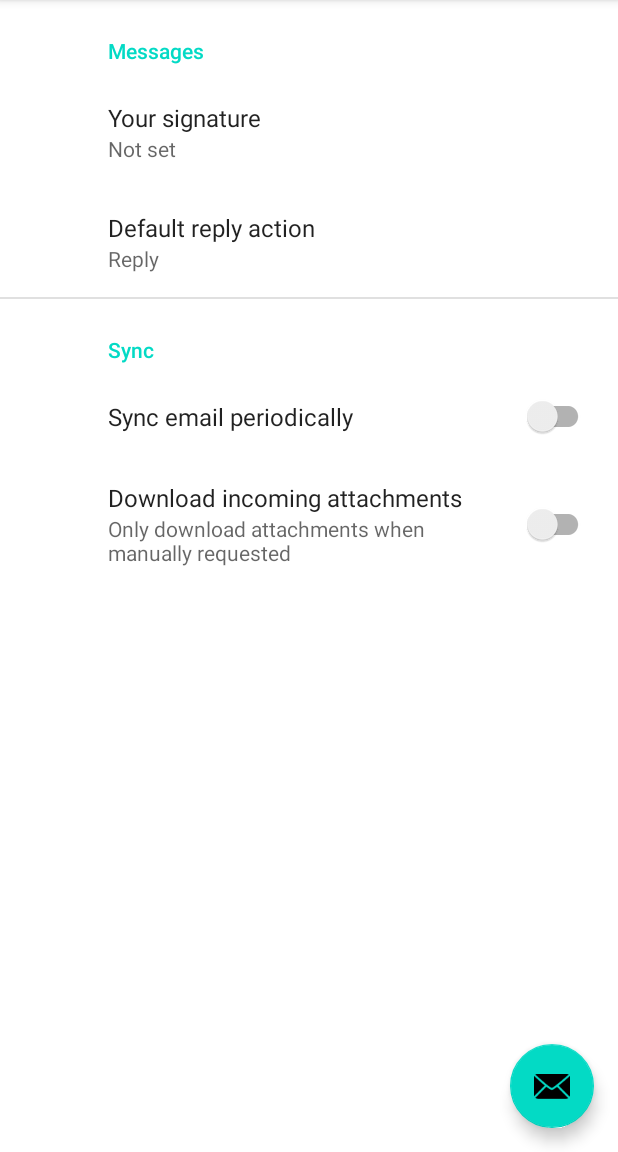
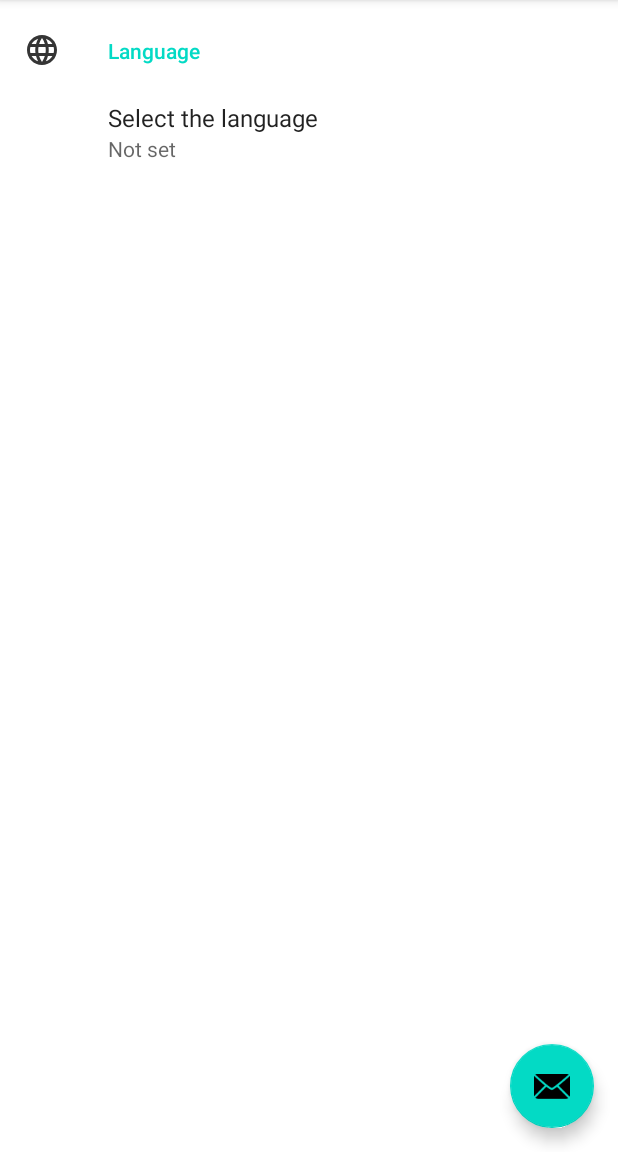
Before and after one commit to PrzemyslawSalek/remote_controller, an Android app: the SettingsFragment screen opened through its navigation route, on a phone screen of 412 x 824 dp, the part 84-1236 px from its top. Run offline under Robolectric (Android 15) with nearby library versions, the phone set to English and light mode, and no system bars; our stand-ins replace androidx.preference, navigation-ui.

Commit message:
settings xml

```diff
--- /dev/null
+++ b/app/app/src/main/res/drawable/ic_baseline_language_24.xml
@@ -0,0 +1,5 @@
+<vector android:height="24dp" android:tint="@color/settings_icons"
+    android:viewportHeight="24" android:viewportWidth="24"
+    android:width="24dp" xmlns:android="http://schemas.android.com/apk/res/android">
+    <path android:fillColor="@android:color/white" android:pathData="M11.99,2C6.47,2 2,6.48 2,12s4.47,10 9.99,10C17.52,22 22,17.52 22,12S17.52,2 11.99,2zM18.92,8h-2.95c-0.32,-1.25 -0.78,-2.45 -1.38,-3.56 1.84,0.63 3.37,1.91 4.33,3.56zM12,4.04c0.83,1.2 1.48,2.53 1.91,3.96h-3.82c0.43,-1.43 1.08,-2.76 1.91,-3.96zM4.26,14C4.1,13.36 4,12.69 4,12s0.1,-1.36 0.26,-2h3.38c-0.08,0.66 -0.14,1.32 -0.14,2 0,0.68 0.06,1.34 0.14,2L4.26,14zM5.08,16h2.95c0.32,1.25 0.78,2.45 1.38,3.56 -1.84,-0.63 -3.37,-1.9 -4.33,-3.56zM8.03,8L5.08,8c0.96,-1.66 2.49,-2.93 4.33,-3.56C8.81,5.55 8.35,6.75 8.03,8zM12,19.96c-0.83,-1.2 -1.48,-2.53 -1.91,-3.96h3.82c-0.43,1.43 -1.08,2.76 -1.91,3.96zM14.34,14L9.66,14c-0.09,-0.66 -0.16,-1.32 -0.16,-2 0,-0.68 0.07,-1.35 0.16,-2h4.68c0.09,0.65 0.16,1.32 0.16,2 0,0.68 -0.07,1.34 -0.16,2zM14.59,19.56c0.6,-1.11 1.06,-2.31 1.38,-3.56h2.95c-0.96,1.65 -2.49,2.93 -4.33,3.56zM16.36,14c0.08,-0.66 0.14,-1.32 0.14,-2 0,-0.68 -0.06,-1.34 -0.14,-2h3.38c0.16,0.64 0.26,1.31 0.26,2s-0.1,1.36 -0.26,2h-3.38z"/>
+</vector>
--- a/app/app/src/main/res/values/arrays.xml
+++ b/app/app/src/main/res/values/arrays.xml
@@ -1,12 +1,25 @@
 <resources>
-    <!-- Reply Preference -->
-    <string-array name="reply_entries">
-        <item>Reply</item>
-        <item>Reply to all</item>
+
+    <string-array name="language_entries">
+        <item>@string/english_entries</item>
+        <item>@string/polish_entries</item>
     </string-array>
 
-    <string-array name="reply_values">
-        <item>reply</item>
-        <item>reply_all</item>
+    <string-array name="language_values">
+        <item>@string/english_values</item>
+        <item>@string/polish_values</item>
     </string-array>
+
+
+    <!-- Reply Preference -->
+<!--    <string-array name="reply_entries">-->
+<!--        <item>Reply</item>-->
+<!--        <item>Reply to all</item>-->
+<!--    </string-array>-->
+
+<!--    <string-array name="reply_values">-->
+<!--        <item>reply</item>-->
+<!--        <item>reply_all</item>-->
+<!--    </string-array>-->
+
 </resources>
--- a/app/app/src/main/res/values/colors.xml
+++ b/app/app/src/main/res/values/colors.xml
@@ -1,5 +1,8 @@
 <?xml version="1.0" encoding="utf-8"?>
 <resources>
+    <color name="settings_icons">#353535</color>
+
+<!--    -->
     <color name="purple_200">#FFBB86FC</color>
     <color name="purple_500">#FF6200EE</color>
     <color name="purple_700">#FF3700B3</color>
--- a/app/app/src/main/res/values/strings.xml
+++ b/app/app/src/main/res/values/strings.xml
@@ -14,19 +14,24 @@
     <string name="id_colon" translatable="false">ID:</string>
     <string name="size_colon">Size:</string>
     <string name="color_colon">Color:</string>
-    <string name="action_language">Language</string>
     <!-- Preference Titles -->
-    <string name="messages_header">Messages</string>
-    <string name="sync_header">Sync</string>
+    <string name="messages_header" translatable="false">Messages</string>
+    <string name="sync_header" translatable="false">Sync</string>
 
     <!-- Messages Preferences -->
-    <string name="signature_title">Your signature</string>
-    <string name="reply_title">Default reply action</string>
+    <string name="signature_title" translatable="false">Your signature</string>
+    <string name="reply_title" translatable="false">Default reply action</string>
 
     <!-- Sync Preferences -->
-    <string name="sync_title">Sync email periodically</string>
-    <string name="attachment_title">Download incoming attachments</string>
-    <string name="attachment_summary_on">Automatically download attachments for incoming emails
+    <string name="sync_title" translatable="false">Sync email periodically</string>
+    <string name="attachment_title" translatable="false">Download incoming attachments</string>
+    <string name="attachment_summary_on" translatable="false">Automatically download attachments for incoming emails
     </string>
-    <string name="attachment_summary_off">Only download attachments when manually requested</string>
+    <string name="attachment_summary_off" translatable="false">Only download attachments when manually requested</string>
+    <string name="language_header">Language</string>
+    <string name="language_title">Select the language</string>
+    <string name="english_entries">English</string>
+    <string name="polish_entries">Polish</string>
+    <string name="english_values">english</string>
+    <string name="polish_values">polish</string>
 </resources>
--- a/app/app/src/main/res/xml/root_preferences.xml
+++ b/app/app/src/main/res/xml/root_preferences.xml
@@ -1,35 +1,48 @@
 <PreferenceScreen xmlns:app="http://schemas.android.com/apk/res-auto">
 
-    <PreferenceCategory app:title="@string/messages_header">
 
-        <EditTextPreference
-            app:key="signature"
-            app:title="@string/signature_title"
-            app:useSimpleSummaryProvider="true" />
+    <PreferenceCategory app:title="@string/language_header"
+        app:icon="@drawable/ic_baseline_language_24">
 
         <ListPreference
-            app:defaultValue="reply"
-            app:entries="@array/reply_entries"
-            app:entryValues="@array/reply_values"
-            app:key="reply"
-            app:title="@string/reply_title"
+            app:entries="@array/language_entries"
+            app:entryValues="@array/language_values"
+            app:key="language_key"
+            app:title="@string/language_title"
             app:useSimpleSummaryProvider="true" />
 
     </PreferenceCategory>
 
-    <PreferenceCategory app:title="@string/sync_header">
+<!--    <PreferenceCategory app:title="@string/messages_header">-->
 
-        <SwitchPreferenceCompat
-            app:key="sync"
-            app:title="@string/sync_title" />
+<!--        <EditTextPreference-->
+<!--            app:key="signature"-->
+<!--            app:title="@string/signature_title"-->
+<!--            app:useSimpleSummaryProvider="true" />-->
 
-        <SwitchPreferenceCompat
-            app:dependency="sync"
-            app:key="attachment"
-            app:summaryOff="@string/attachment_summary_off"
-            app:summaryOn="@string/attachment_summary_on"
-            app:title="@string/attachment_title" />
+<!--        <ListPreference-->
+<!--            app:defaultValue="reply"-->
+<!--            app:entries="@array/reply_entries"-->
+<!--            app:entryValues="@array/reply_values"-->
+<!--            app:key="reply"-->
+<!--            app:title="@string/reply_title"-->
+<!--            app:useSimpleSummaryProvider="true" />-->
 
-    </PreferenceCategory>
+<!--    </PreferenceCategory>-->
+
+<!--    <PreferenceCategory app:title="@string/sync_header">-->
+
+<!--        <SwitchPreferenceCompat-->
+<!--            app:key="sync"-->
+<!--            app:title="@string/sync_title" />-->
+
+<!--        <SwitchPreferenceCompat-->
+<!--            app:dependency="sync"-->
+<!--            app:key="attachment"-->
+<!--            app:summaryOff="@string/attachment_summary_off"-->
+<!--            app:summaryOn="@string/attachment_summary_on"-->
+<!--            app:title="@string/attachment_title" />-->
+
+<!--    </PreferenceCategory>-->
 
 </PreferenceScreen>
```
Also changed, not shown: 1 other file.
